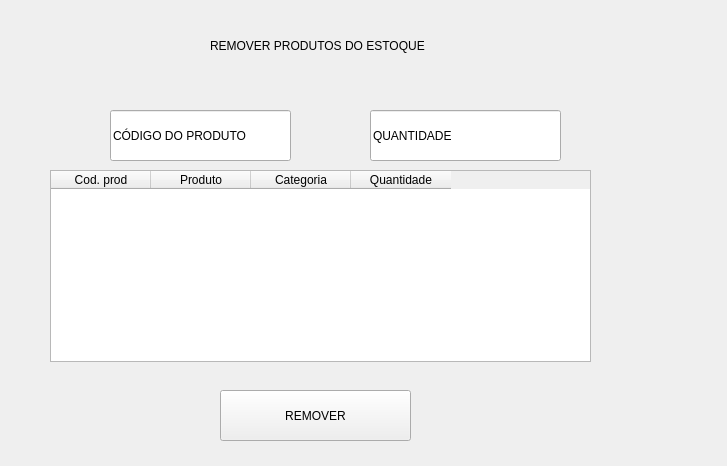
Above: REMOCAO.ui from leohpmoreira/inventoryManagement before the change. Below: the same form after it.
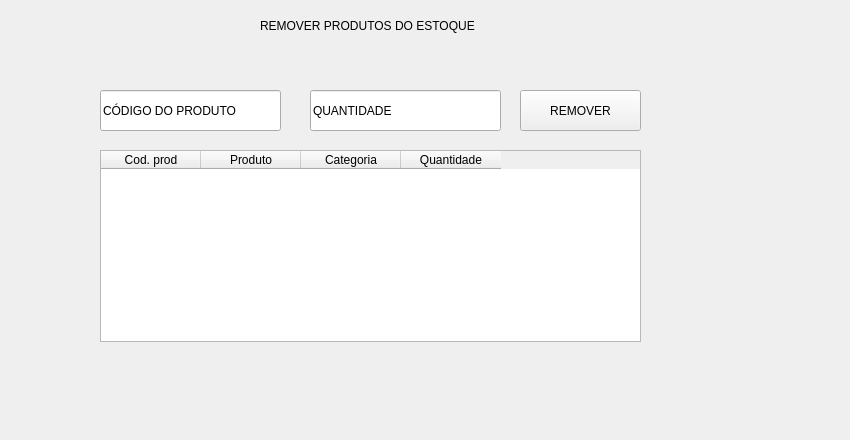
That is the form after the change.

```diff
--- a/REMOCAO.ui
+++ b/REMOCAO.ui
@@ -6,18 +6,30 @@
    <rect>
     <x>0</x>
     <y>0</y>
-    <width>727</width>
-    <height>466</height>
+    <width>850</width>
+    <height>440</height>
    </rect>
   </property>
+  <property name="minimumSize">
+   <size>
+    <width>850</width>
+    <height>440</height>
+   </size>
+  </property>
+  <property name="maximumSize">
+   <size>
+    <width>850</width>
+    <height>440</height>
+   </size>
+  </property>
   <property name="windowTitle">
    <string>Form</string>
   </property>
   <widget class="QLabel" name="label">
    <property name="geometry">
     <rect>
-     <x>210</x>
-     <y>10</y>
+     <x>260</x>
+     <y>-10</y>
      <width>281</width>
      <height>71</height>
     </rect>
@@ -29,10 +41,10 @@
   <widget class="QLineEdit" name="lineEdit_2">
    <property name="geometry">
     <rect>
-     <x>370</x>
-     <y>110</y>
+     <x>310</x>
+     <y>90</y>
      <width>191</width>
-     <height>51</height>
+     <height>41</height>
     </rect>
    </property>
    <property name="text">
@@ -42,10 +54,10 @@
   <widget class="QLineEdit" name="lineEdit">
    <property name="geometry">
     <rect>
-     <x>110</x>
-     <y>110</y>
+     <x>100</x>
+     <y>90</y>
      <width>181</width>
-     <height>51</height>
+     <height>41</height>
     </rect>
    </property>
    <property name="text">
@@ -55,10 +67,10 @@
   <widget class="QPushButton" name="pushButton">
    <property name="geometry">
     <rect>
-     <x>220</x>
-     <y>390</y>
-     <width>191</width>
-     <height>51</height>
+     <x>520</x>
+     <y>90</y>
+     <width>121</width>
+     <height>41</height>
     </rect>
    </property>
    <property name="text">
@@ -68,8 +80,8 @@
   <widget class="QTableWidget" name="tableWidget">
    <property name="geometry">
     <rect>
-     <x>50</x>
-     <y>170</y>
+     <x>100</x>
+     <y>150</y>
      <width>541</width>
      <height>192</height>
     </rect>
```
Left out of the diff: 6 changed lines with no effect on the pictures.
